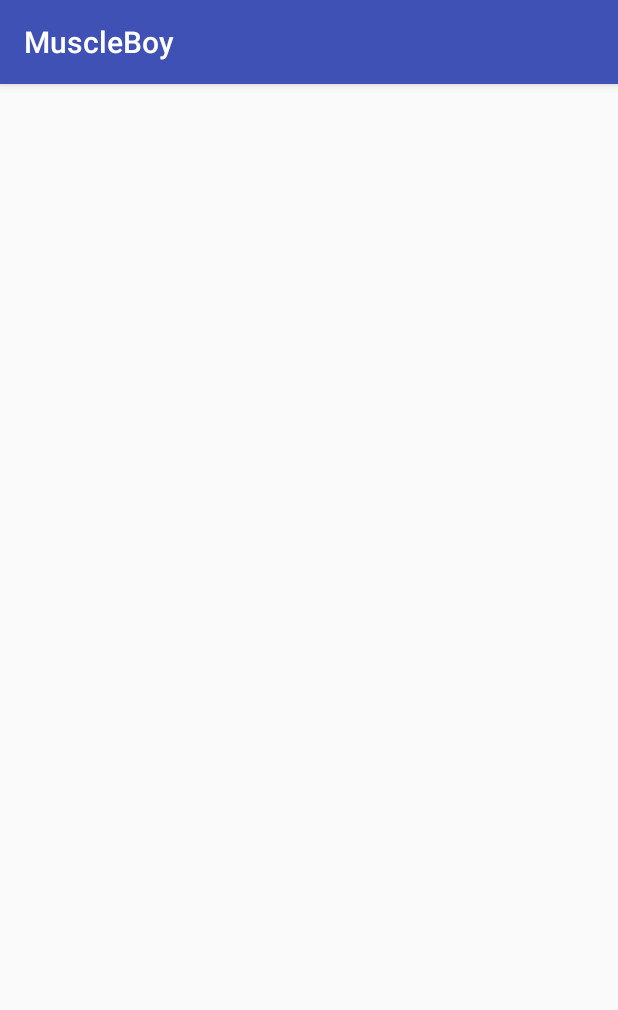
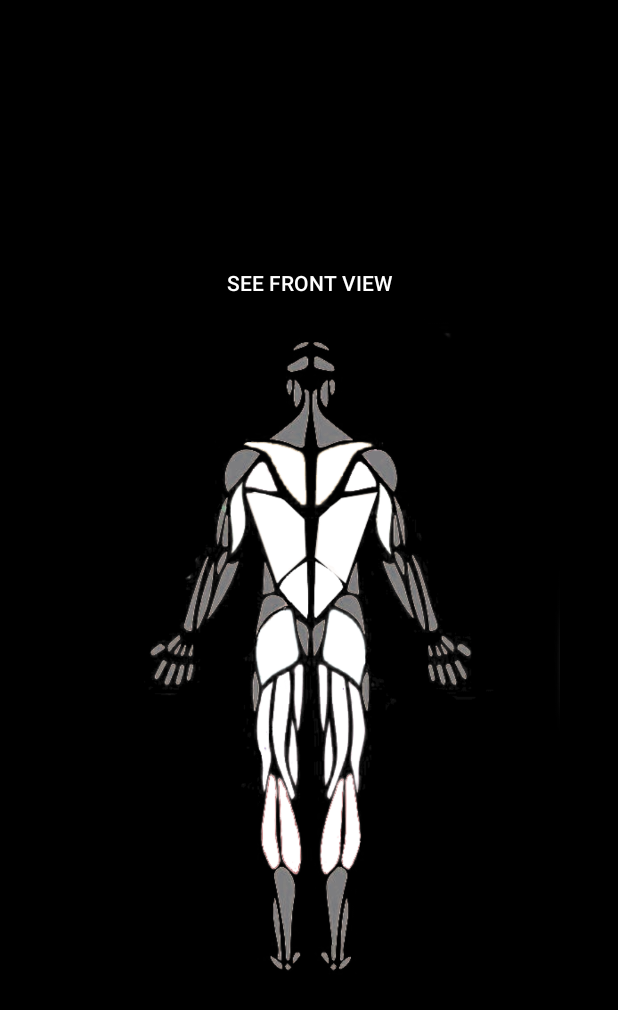
Before and after one commit to kangwill/MuscleBoy, an Android app: the BackBody screen opened directly, with no data from a screen before it, on a phone screen of 412 x 824 dp. Shown: the top 1010 px of the screen. Run offline under Robolectric (Android 15) with nearby library versions, the phone set to English and light mode, and no system bars.

Commit message:
create back view, front view, get rid of memory issue, and link bunch of stuff

```diff
--- a/app/src/main/AndroidManifest.xml
+++ b/app/src/main/AndroidManifest.xml
@@ -8,7 +8,8 @@
         android:label="@string/app_name"
         android:roundIcon="@mipmap/ic_launcher_round"
         android:supportsRtl="true"
-        android:theme="@style/AppTheme">
+        android:theme="@style/AppTheme"
+        android:largeHeap="true">
         <activity android:name=".MainActivity">
             <intent-filter>
                 <action android:name="android.intent.action.MAIN" />
@@ -18,7 +19,7 @@
         </activity>
         <activity android:name=".Body" />
         <activity android:name=".Journal" />
-        <activity android:name=".BackBody"></activity>
+        <activity android:name=".BackBody" />
     </application>
 
 </manifest>
--- a/app/src/main/java/com/example/willipai/muscleboy/BackBody.java
+++ b/app/src/main/java/com/example/willipai/muscleboy/BackBody.java
@@ -1,15 +1,35 @@
 package com.example.willipai.muscleboy;
 
+import android.app.Activity;
+import android.content.Intent;
 import android.support.v7.app.AppCompatActivity;
 import android.os.Bundle;
+import android.view.View;
 import android.view.Window;
+import android.widget.Button;
 
-public class BackBody extends AppCompatActivity {
+public class BackBody extends Activity {
+
+    public Button frontView;
+
+    public void init() {
+        frontView = (Button) findViewById(R.id.button4);
+        frontView.setOnClickListener(new View.OnClickListener() {
+            @Override
+            public void onClick(View v) {
+                Intent intent = new Intent(BackBody.this, Body.class);
+                intent.setFlags(Intent.FLAG_ACTIVITY_CLEAR_TOP);
+                startActivity(intent);
+                finish();
+            }
+        });
+    }
 
     @Override
     protected void onCreate(Bundle savedInstanceState) {
         super.onCreate(savedInstanceState);
         requestWindowFeature(Window.FEATURE_NO_TITLE);
         setContentView(R.layout.activity_back_body);
-    }
+        init();
+        }
 }
--- a/app/src/main/java/com/example/willipai/muscleboy/Body.java
+++ b/app/src/main/java/com/example/willipai/muscleboy/Body.java
@@ -10,6 +10,7 @@ import android.widget.ImageButton;
 
 public class Body extends Activity{
 
+
     public Button backView;
 
     public void init() {
@@ -17,8 +18,10 @@ public class Body extends Activity{
         backView.setOnClickListener(new View.OnClickListener() {
             @Override
             public void onClick(View v) {
-                Intent first = new Intent(Body.this, BackBody.class);
-                startActivity(first);
+                Intent intent = new Intent(Body.this, BackBody.class);
+                intent.setFlags(Intent.FLAG_ACTIVITY_CLEAR_TOP);
+                startActivity(intent);
+                finish();
             }
         });
     }
--- a/app/src/main/res/layout/activity_back_body.xml
+++ b/app/src/main/res/layout/activity_back_body.xml
@@ -4,6 +4,88 @@
     xmlns:tools="http://schemas.android.com/tools"
     android:layout_width="match_parent"
     android:layout_height="match_parent"
+    android:background="@android:color/black"
     tools:context="com.example.willipai.muscleboy.BackBody">
 
+    <FrameLayout
+        android:layout_width="344dp"
+        android:layout_height="495dp"
+        app:layout_constraintBottom_toBottomOf="parent"
+        app:layout_constraintLeft_toLeftOf="parent"
+        app:layout_constraintRight_toRightOf="parent"
+        app:layout_constraintTop_toTopOf="parent"
+        android:id="@+id/frameLayout">
+
+        <ImageView
+            android:id="@+id/back"
+            android:layout_width="wrap_content"
+            android:layout_height="wrap_content"
+            android:alpha="1"
+            android:src="@drawable/back" />
+
+        <ImageView
+            android:id="@+id/glutes"
+            android:layout_width="wrap_content"
+            android:layout_height="wrap_content"
+            android:alpha="0"
+            android:src="@drawable/glutes" />
+
+        <ImageView
+            android:id="@+id/hamstrings"
+            android:layout_width="wrap_content"
+            android:layout_height="wrap_content"
+            android:alpha="0"
+            android:src="@drawable/hamstrings" />
+
+        <ImageView
+            android:id="@+id/lowerback"
+            android:layout_width="wrap_content"
+            android:layout_height="wrap_content"
+            android:alpha="0"
+            android:src="@drawable/lower_back" />
+
+        <Button
+            android:id="@+id/button4"
+            style="@style/Widget.AppCompat.Button.Borderless"
+            android:layout_width="match_parent"
+            android:layout_height="wrap_content"
+            android:text="see Front View"
+            android:textColor="@android:color/background_light" />
+
+        <ImageView
+            android:id="@+id/middleback"
+            android:layout_width="wrap_content"
+            android:layout_height="wrap_content"
+            android:alpha="0"
+            android:src="@drawable/middle_back" />
+
+        <ImageView
+            android:id="@+id/triceps"
+            android:layout_width="wrap_content"
+            android:layout_height="wrap_content"
+            android:alpha="0"
+            android:src="@drawable/triceps" />
+
+        <ImageView
+            android:id="@+id/calves"
+            android:layout_width="wrap_content"
+            android:layout_height="wrap_content"
+            android:alpha="0"
+            android:src="@drawable/calves" />
+
+        <ImageView
+            android:id="@+id/infraspinatus"
+            android:layout_width="wrap_content"
+            android:layout_height="wrap_content"
+            android:alpha="0"
+            app:srcCompat="@drawable/infraspinatus" />
+
+        <ImageView
+            android:id="@+id/upperback"
+            android:layout_width="wrap_content"
+            android:layout_height="wrap_content"
+            android:alpha="0"
+            app:srcCompat="@drawable/upper_back" />
+
+    </FrameLayout>
 </android.support.constraint.ConstraintLayout>
--- a/app/src/main/res/layout/activity_body.xml
+++ b/app/src/main/res/layout/activity_body.xml
@@ -61,7 +61,6 @@
             android:layout_width="wrap_content"
             android:layout_height="wrap_content"
             android:alpha="0"
-            android:elevation="15dp"
             android:src="@drawable/obliques" />
 
         <ImageView
@@ -76,7 +75,7 @@
             style="@style/Widget.AppCompat.Button.Borderless"
             android:layout_width="match_parent"
             android:layout_height="wrap_content"
-            android:text="Back View"
+            android:text="See Back View"
             android:textColor="@android:color/background_light" />
 
     </FrameLayout>
--- a/app/src/main/res/layout/activity_main.xml
+++ b/app/src/main/res/layout/activity_main.xml
@@ -9,7 +9,7 @@
     tools:layout_editor_absoluteX="0dp">
 
     <LinearLayout
-        android:layout_width="344dp"
+        android:layout_width="0dp"
         android:layout_height="495dp"
         android:orientation="vertical"
         app:layout_constraintBottom_toBottomOf="parent"
```
Also changed, not shown: app/src/main/res/drawable/back.png (added), app/src/main/res/drawable/calves.png (added), app/src/main/res/drawable/glutes.png (added), app/src/main/res/drawable/hamstrings.png (added), app/src/main/res/drawable/infraspinatus.png (added), app/src/main/res/drawable/lower_back.png (added), app/src/main/res/drawable/middle_back.png (added), app/src/main/res/drawable/triceps.png (added), app/src/main/res/drawable/upper_back.png (added).
